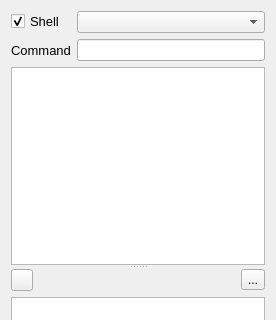
This is spine_items/gimlet/ui/gimlet_properties.ui in spine-tools/spine-items as Qt 5 draws it before an edit; both pictures show x 0 to 276 and y 0 to 320 of the 276 by 561 pixel window. The edited form follows.
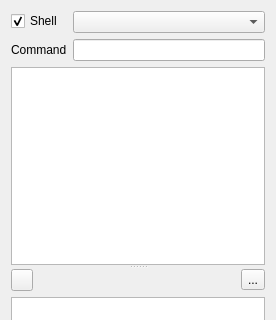
This is the edited form. Icons and pictures are not drawn. Custom widgets are drawn as their Qt base class.

Commit message:
Remove custom font sizes
Re Spine-project/Spine-Toolbox#1635

Diff of the .ui file:
```diff
--- a/spine_items/gimlet/ui/gimlet_properties.ui
+++ b/spine_items/gimlet/ui/gimlet_properties.ui
@@ -30,11 +30,6 @@
     <layout class="QFormLayout" name="formLayout">
      <item row="0" column="0">
       <widget class="QCheckBox" name="checkBox_shell">
-       <property name="font">
-        <font>
-         <pointsize>10</pointsize>
-        </font>
-       </property>
        <property name="toolTip">
         <string>&lt;html&gt;&lt;head/&gt;&lt;body&gt;&lt;p&gt;If checked, command is executed with the specified shell.&lt;/p&gt;&lt;p&gt;If unchecked, command is executed without a shell.&lt;/p&gt;&lt;/body&gt;&lt;/html&gt;</string>
        </property>
@@ -58,11 +53,6 @@
      </item>
      <item row="1" column="0">
       <widget class="QLabel" name="label_2">
-       <property name="font">
-        <font>
-         <pointsize>10</pointsize>
-        </font>
-       </property>
        <property name="text">
         <string>Command</string>
        </property>
```
Left out of the diff: 10 changed lines with no effect on the pictures. The commit also changes 18 other files.
